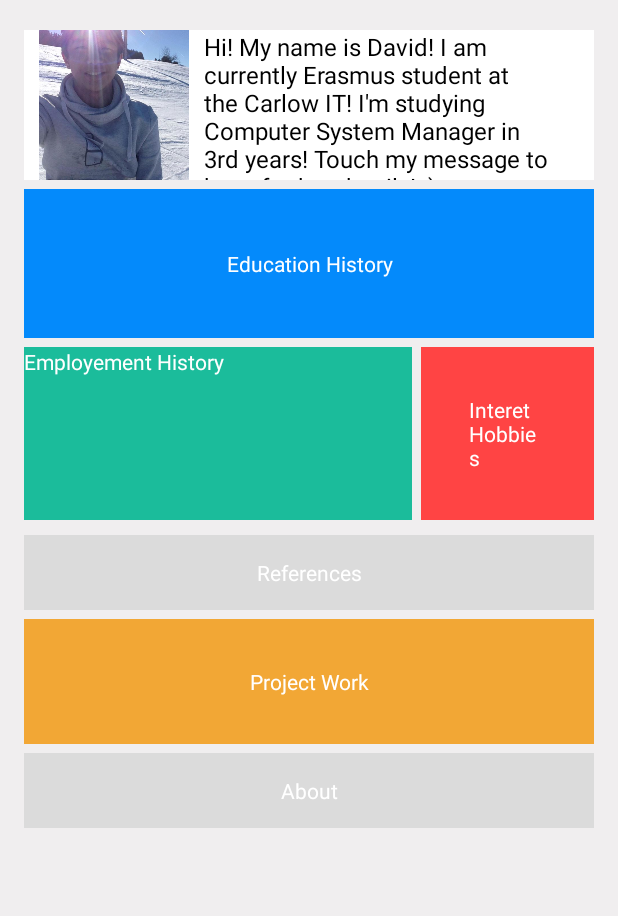
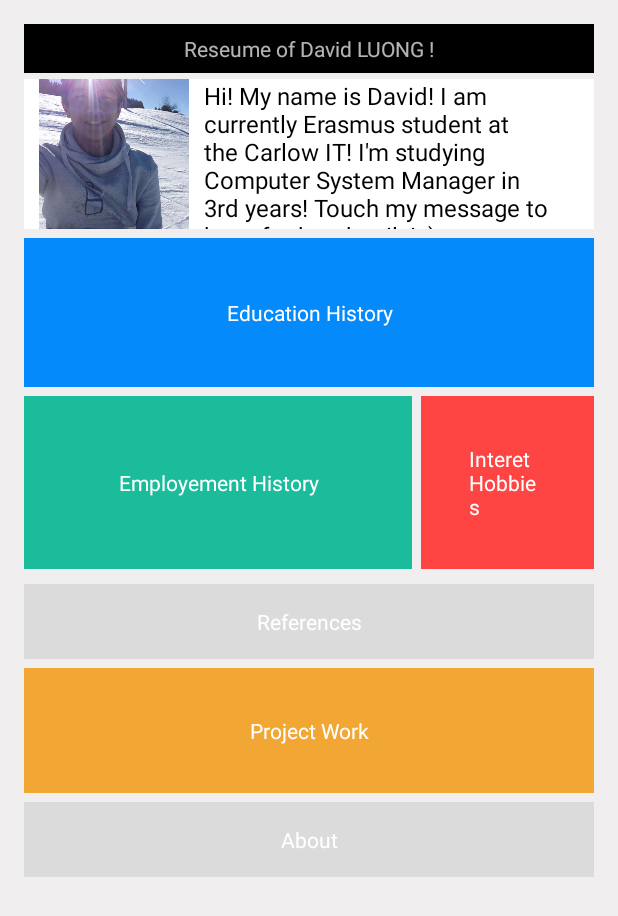
Before and after one commit to c00221536/WebAppAndroid, an Android app: the screen it shows after launch (HomeActivity), on a phone screen of 412 x 824 dp. Shown: the top 916 px of the screen. Run offline under Robolectric (Android 15) with nearby library versions, the light colour scheme and no system bars.

Commit message:
Fix lauch app

```diff
--- a/app/src/main/java/com/example/david/webapp/HomeActivity.java
+++ b/app/src/main/java/com/example/david/webapp/HomeActivity.java
@@ -13,7 +13,6 @@ import org.w3c.dom.Text;
 
 public class HomeActivity extends AppCompatActivity implements View.OnClickListener {
 
-    public TableRow persoD;
     public TextView personal;
     public TextView education;
     public TextView employement;
@@ -23,7 +22,7 @@ public class HomeActivity extends AppCompatActivity implements View.OnClickListe
     public TextView about;
 
     public void init () {
-       persoD= (TableRow) findViewById(R.id.persoD);
+        personal= (TextView) findViewById(R.id.personal);
         personal.setOnClickListener(this);
         education= (TextView) findViewById(R.id.education);
         education.setOnClickListener(this);
--- a/app/src/main/res/layout/activity_home.xml
+++ b/app/src/main/res/layout/activity_home.xml
@@ -15,6 +15,21 @@
     <TableLayout
         android:layout_width="match_parent"
         android:layout_height="wrap_content">
+
+        <LinearLayout
+            android:orientation="vertical"
+            android:layout_width="match_parent"
+            android:layout_height="match_parent">
+
+            <TextView
+                android:text="Reseume of David LUONG !"
+                android:layout_width="match_parent"
+                android:layout_height="wrap_content"
+                android:gravity="center"
+                android:padding="10px"
+                android:id="@+id/textView13"
+                android:background="#000"/>
+        </LinearLayout>
 
         <TableRow
             android:id="@+id/persoD"
@@ -77,6 +92,7 @@ Touch my message to have further details! :)"
                 android:id="@+id/employement"
                 android:layout_weight="2"
                 android:background="#1BBC9B"
+                android:gravity="center"
                 android:textColor="#fff"
                 android:layout_marginTop="6dp"
                 android:layout_marginRight="6dp"
@@ -90,6 +106,7 @@ Touch my message to have further details! :)"
                 android:background="@android:color/holo_red_light"
                 android:padding="32dp"
                 android:text="Interet Hobbies"
+
                 android:textColor="#fff"
                 android:layout_marginTop="6dp"
                 android:clickable="true"
@@ -151,4 +168,6 @@ Touch my message to have further details! :)"
                 android:id="@+id/about" />
         </TableRow>
     </TableLayout>
+
+
 </RelativeLayout>
```
